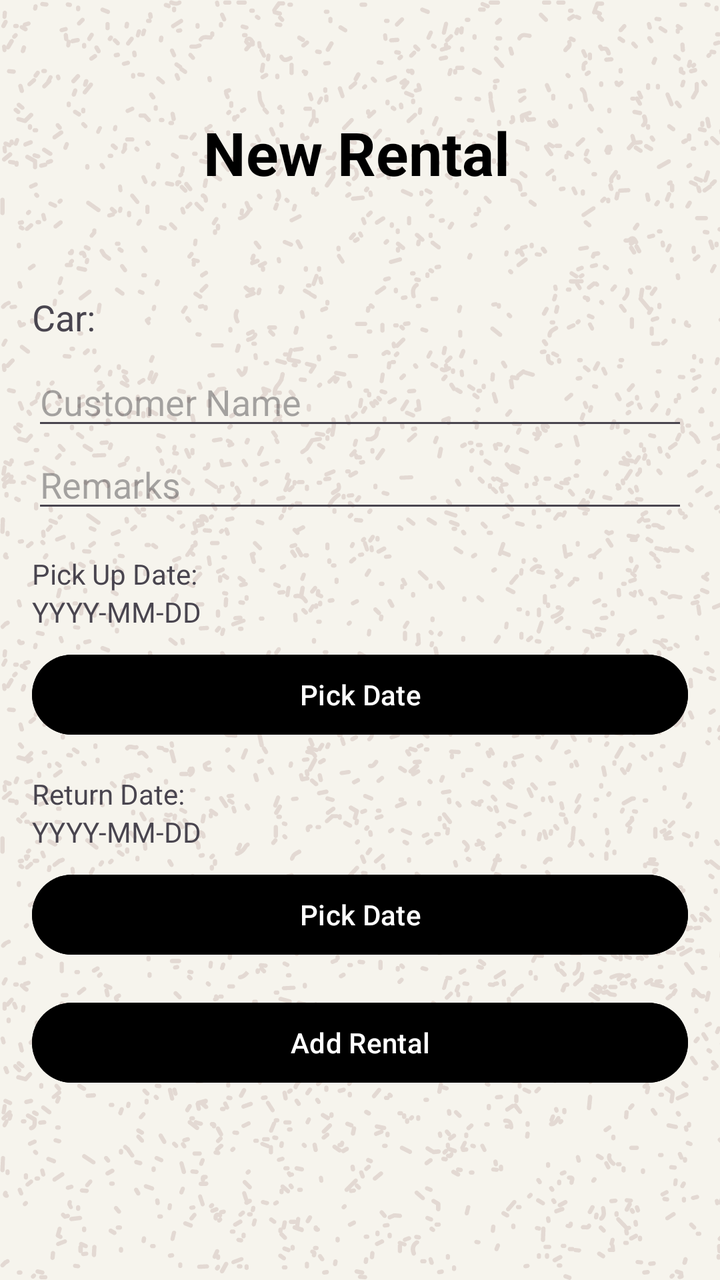
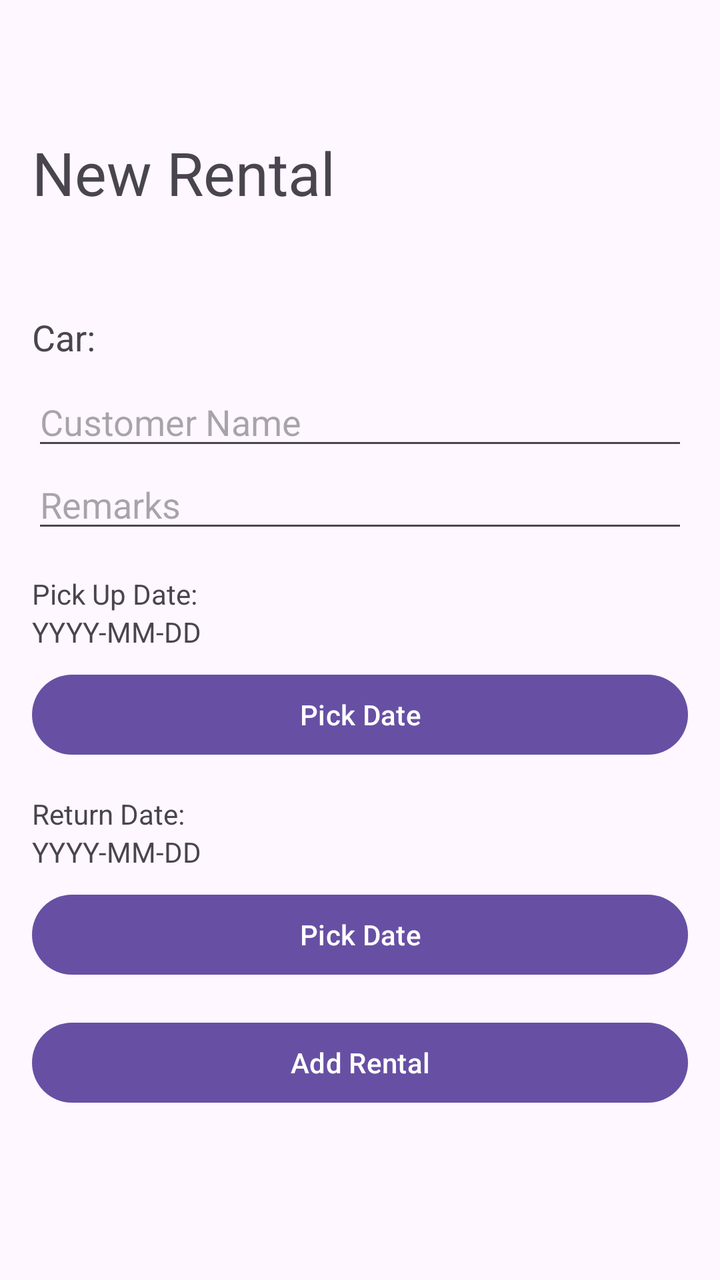

Compare the two renders of this Android layout. The source of the first and the diff that turns it into the second are given below.
<!-- AndroidManifest.xml: application theme Theme.Lab_REST -->
<!-- res/layout/activity_new_rental.xml -->
<?xml version="1.0" encoding="utf-8"?>
<LinearLayout xmlns:android="http://schemas.android.com/apk/res/android"
    xmlns:app="http://schemas.android.com/apk/res-auto"
    android:layout_width="match_parent"
    android:layout_height="match_parent"
    android:orientation="vertical"
    android:padding="16dp"
    android:background="@drawable/base">

    <TextView
        android:id="@+id/header"
        android:layout_width="match_parent"
        android:layout_height="wrap_content"
        android:layout_alignParentEnd="true"
        android:layout_marginTop="40dp"
        android:layout_marginEnd="3dp"
        android:gravity="center"
        android:text="New Rental"
        android:textColor="@color/black"
        android:textSize="30dp"
        android:textStyle="bold" />


    <TextView
        android:id="@+id/tvCarName"
        android:layout_width="wrap_content"
        android:layout_height="wrap_content"
        android:text="Car:"
        android:textSize="18sp"
        android:layout_marginBottom="8dp"
        android:layout_marginTop="50dp"
        app:layout_constraintTop_toBottomOf="@+id/header"/>

    <EditText
        android:id="@+id/txtCustomerName"
        android:layout_width="match_parent"
        android:layout_height="wrap_content"
        android:hint="Customer Name"
        android:inputType="text" />

    <EditText
        android:id="@+id/txtRemarks"
        android:layout_width="match_parent"
        android:layout_height="wrap_content"
        android:hint="Remarks" />

    <TextView
        android:layout_width="wrap_content"
        android:layout_height="wrap_content"
        android:text="Pick Up Date:"
        android:layout_marginTop="16dp" />

    <TextView
        android:id="@+id/tvPickupdate"
        android:layout_width="match_parent"
        android:layout_height="wrap_content"
        android:text="YYYY-MM-DD"
        android:layout_marginBottom="8dp" />

    <Button
        android:id="@+id/btnSelectPickupDate"
        android:layout_width="match_parent"
        android:layout_height="wrap_content"
        android:text="Pick Date"
        android:onClick="showPickupDatePickerDialog"
        android:backgroundTint="@color/black"/>

    <TextView
        android:layout_width="wrap_content"
        android:layout_height="wrap_content"
        android:text="Return Date:"
        android:layout_marginTop="16dp" />

    <TextView
        android:id="@+id/tvReturndate"
        android:layout_width="match_parent"
        android:layout_height="wrap_content"
        android:text="YYYY-MM-DD"
        android:layout_marginBottom="8dp" />

    <Button
        android:id="@+id/btnSelectReturnDate"
        android:layout_width="match_parent"
        android:layout_height="wrap_content"
        android:text="Pick Date"
        android:onClick="showReturnDatePickerDialog"
        android:backgroundTint="@color/black"/>

    <Button
        android:id="@+id/btnSubmitRental"
        android:layout_width="match_parent"
        android:layout_height="wrap_content"
        android:text="Add Rental"
        android:layout_marginTop="16dp"
        android:onClick="addNewRental"
        android:backgroundTint="@color/black"/>
</LinearLayout>
<!-- resources referenced by this layout -->
<resources>
  <color name="black">#FF000000</color>
  <!-- drawable base: png bitmap (drawable, 350831 bytes) -->
  <style name="Theme.Lab_REST" parent="Base.Theme.Lab_REST" />
  <style name="Base.Theme.Lab_REST" parent="Theme.Material3.DayNight.NoActionBar">
          
          
      </style>
</resources>

<!-- the commit's change to res/layout/activity_new_rental.xml (unified diff, before → after) -->
@@ -1,25 +1,20 @@
 <?xml version="1.0" encoding="utf-8"?>
 <LinearLayout xmlns:android="http://schemas.android.com/apk/res/android"
-    xmlns:app="http://schemas.android.com/apk/res-auto"
     android:layout_width="match_parent"
     android:layout_height="match_parent"
     android:orientation="vertical"
     android:padding="16dp"
-    android:background="@drawable/base">
+    >
+    
 
     <TextView
-        android:id="@+id/header"
-        android:layout_width="match_parent"
+        android:id="@+id/tvrental"
+        android:layout_width="wrap_content"
         android:layout_height="wrap_content"
-        android:layout_alignParentEnd="true"
-        android:layout_marginTop="40dp"
-        android:layout_marginEnd="3dp"
-        android:gravity="center"
         android:text="New Rental"
-        android:textColor="@color/black"
-        android:textSize="30dp"
-        android:textStyle="bold" />
-
+        android:layout_marginTop="50dp"
+        android:textSize="30sp"
+        android:layout_marginBottom="50dp" />
 
     <TextView
         android:id="@+id/tvCarName"
@@ -27,9 +22,7 @@
         android:layout_height="wrap_content"
         android:text="Car:"
         android:textSize="18sp"
-        android:layout_marginBottom="8dp"
-        android:layout_marginTop="50dp"
-        app:layout_constraintTop_toBottomOf="@+id/header"/>
+        android:layout_marginBottom="8dp" />
 
     <EditText
         android:id="@+id/txtCustomerName"
@@ -62,8 +55,7 @@
         android:layout_width="match_parent"
         android:layout_height="wrap_content"
         android:text="Pick Date"
-        android:onClick="showPickupDatePickerDialog"
-        android:backgroundTint="@color/black"/>
+        android:onClick="showPickupDatePickerDialog" />
 
     <TextView
         android:layout_width="wrap_content"
@@ -83,8 +75,7 @@
         android:layout_width="match_parent"
         android:layout_height="wrap_content"
         android:text="Pick Date"
-        android:onClick="showReturnDatePickerDialog"
-        android:backgroundTint="@color/black"/>
+        android:onClick="showReturnDatePickerDialog" />
 
     <Button
         android:id="@+id/btnSubmitRental"
@@ -92,6 +83,5 @@
         android:layout_height="wrap_content"
         android:text="Add Rental"
         android:layout_marginTop="16dp"
-        android:onClick="addNewRental"
-        android:backgroundTint="@color/black"/>
+        android:onClick="addNewRental" />
 </LinearLayout>
<!-- resource entries referenced after the edit -->
@@ -1,7 +1,5 @@
 <!-- resources referenced by this layout -->
 <resources>
-  <color name="black">#FF000000</color>
-  <!-- drawable base: png bitmap (drawable, 350831 bytes) -->
   <style name="Theme.Lab_REST" parent="Base.Theme.Lab_REST" />
   <style name="Base.Theme.Lab_REST" parent="Theme.Material3.DayNight.NoActionBar">
           
